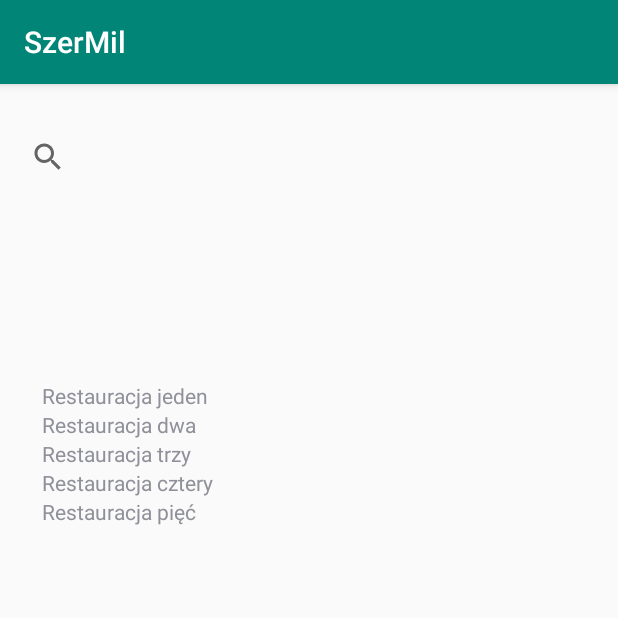
After one commit to Bast14n/SzerMil, an Android app: the RestaurantSearch screen opened directly, with no data from a screen before it, on a phone screen of 412 x 824 dp, the top half of it. The commit adds this screen. Run offline under Robolectric (Android 15) with nearby library versions, the phone set to English and light mode, and no system bars.

Commit message:
Implemented displaying search box and list of restaurants in RestaurantSearch view

```diff
--- a/app/build.gradle
+++ b/app/build.gradle
@@ -21,7 +21,8 @@ android {
 dependencies {
     implementation fileTree(dir: 'libs', include: ['*.jar'])
     implementation 'com.android.support:appcompat-v7:28.0.0'
-    implementation 'com.google.firebase:firebase-core:16.0.1'
+    implementation 'com.google.firebase:firebase-core:16.0.8'
+    implementation 'com.google.firebase:firebase-database:16.1.0'
     implementation 'com.android.support.constraint:constraint-layout:1.1.3'
     testImplementation 'junit:junit:4.12'
     androidTestImplementation 'com.android.support.test:runner:1.0.2'
--- a/app/src/main/AndroidManifest.xml
+++ b/app/src/main/AndroidManifest.xml
@@ -9,6 +9,7 @@
         android:roundIcon="@mipmap/ic_launcher_round"
         android:supportsRtl="true"
         android:theme="@style/AppTheme">
+        <activity android:name=".restaurant_search.RestaurantSearch"></activity>
         <activity android:name=".MainActivity">
             <intent-filter>
                 <action android:name="android.intent.action.MAIN" />
--- a/app/src/main/java/com/example/szermil/MainActivity.java
+++ b/app/src/main/java/com/example/szermil/MainActivity.java
@@ -1,7 +1,12 @@
 package com.example.szermil;
 
+import android.content.Intent;
+import android.os.Bundle;
 import android.support.v7.app.AppCompatActivity;
-import android.os.Bundle;
+import android.view.View;
+import android.widget.Button;
+
+import com.example.szermil.restaurant_search.RestaurantSearch;
 
 public class MainActivity extends AppCompatActivity {
 
@@ -9,5 +14,30 @@ public class MainActivity extends AppCompatActivity {
     protected void onCreate(Bundle savedInstanceState) {
         super.onCreate(savedInstanceState);
         setContentView(R.layout.activity_main);
+        Button button = findViewById(R.id.testButton);
+        button.setOnClickListener(new View.OnClickListener() {
+            @Override
+            public void onClick(View v) {
+                Intent intent = new Intent(getApplicationContext(), RestaurantSearch.class);
+                startActivity(intent);
+            }
+        });
+
+/*        button.setOnClickListener(new View.OnClickListener() {
+            @Override
+            public void onClick(View v) {
+                DatabaseReference mDatabase = FirebaseDatabase.getInstance().getReference("szermil");
+                User user = new User("Marian", "marian@gmail.com");
+                mDatabase.child("users").child("id1").setValue(user);
+
+                //                myRef.setValue("Hello, World!");
+
+//                String restaurantId = myRef.push().getKey();
+//                Restaurant restaurant = new Restaurant("Testowa restauracja u abdula");
+//                myRef.child(restaurantId).setValue(restaurant);
+            }
+        });*/
     }
+
+
 }
--- /dev/null
+++ b/app/src/main/java/com/example/szermil/restaurant_search/RestaurantSearch.java
@@ -0,0 +1,37 @@
+package com.example.szermil.restaurant_search;
+
+import android.os.Bundle;
+import android.support.v7.app.AppCompatActivity;
+import android.view.View;
+import android.widget.LinearLayout;
+import android.widget.TextView;
+
+import com.example.szermil.R;
+import com.example.szermil.restaurant_search.service.RestaurantService;
+import com.example.szermil.restaurant_search.service.impl.RestaurantServiceImpl;
+import com.example.szermil.restaurant_search.service.model.Restaurant;
+
+import java.util.List;
+
+public class RestaurantSearch extends AppCompatActivity {
+    private RestaurantService restaurantService = new RestaurantServiceImpl();
+
+    @Override
+    protected void onCreate(Bundle savedInstanceState) {
+        super.onCreate(savedInstanceState);
+        setContentView(R.layout.activity_restaurant_search);
+        LinearLayout linearLayout = findViewById(R.id.restaurantsScrollViewLinearLayout);
+        List<Restaurant> restaurants = restaurantService.getAllRestaurants();
+        for (final Restaurant restaurant : restaurants) {
+            TextView textView = new TextView(getApplicationContext());
+            textView.setText(restaurant.getName());
+            textView.setOnClickListener(new View.OnClickListener() {
+                @Override
+                public void onClick(View v) {
+                    System.out.println("Kliknieto przycisk o id: " + restaurant.getId());
+                }
+            });
+            linearLayout.addView(textView);
+        }
+    }
+}
--- /dev/null
+++ b/app/src/main/java/com/example/szermil/restaurant_search/service/RestaurantService.java
@@ -0,0 +1,9 @@
+package com.example.szermil.restaurant_search.service;
+
+import com.example.szermil.restaurant_search.service.model.Restaurant;
+
+import java.util.List;
+
+public interface RestaurantService {
+    List<Restaurant> getAllRestaurants();
+}
--- /dev/null
+++ b/app/src/main/java/com/example/szermil/restaurant_search/service/impl/RestaurantServiceImpl.java
@@ -0,0 +1,21 @@
+package com.example.szermil.restaurant_search.service.impl;
+
+import com.example.szermil.restaurant_search.service.RestaurantService;
+import com.example.szermil.restaurant_search.service.model.Restaurant;
+
+import java.util.Arrays;
+import java.util.List;
+
+public class RestaurantServiceImpl implements RestaurantService {
+
+    @Override
+    public List<Restaurant> getAllRestaurants() {
+        return Arrays.asList(
+                new Restaurant(1, "Restauracja jeden"),
+                new Restaurant(1, "Restauracja dwa"),
+                new Restaurant(1, "Restauracja trzy"),
+                new Restaurant(1, "Restauracja cztery"),
+                new Restaurant(1, "Restauracja pięć")
+        );
+    }
+}
--- /dev/null
+++ b/app/src/main/java/com/example/szermil/restaurant_search/service/model/Restaurant.java
@@ -0,0 +1,27 @@
+package com.example.szermil.restaurant_search.service.model;
+
+public class Restaurant {
+    private long id;
+    private String name;
+
+    public Restaurant(long id, String name) {
+        this.id = id;
+        this.name = name;
+    }
+
+    public long getId() {
+        return id;
+    }
+
+    public void setId(long id) {
+        this.id = id;
+    }
+
+    public String getName() {
+        return name;
+    }
+
+    public void setName(String name) {
+        this.name = name;
+    }
+}
--- a/app/src/main/res/layout/activity_main.xml
+++ b/app/src/main/res/layout/activity_main.xml
@@ -15,4 +15,11 @@
         app:layout_constraintRight_toRightOf="parent"
         app:layout_constraintTop_toTopOf="parent" />
 
+    <Button
+        android:id="@+id/testButton"
+        android:layout_width="wrap_content"
+        android:layout_height="wrap_content"
+        android:text="Button"
+        tools:layout_editor_absoluteX="168dp"
+        tools:layout_editor_absoluteY="440dp" />
 </android.support.constraint.ConstraintLayout>
--- /dev/null
+++ b/app/src/main/res/layout/activity_restaurant_search.xml
@@ -0,0 +1,52 @@
+<?xml version="1.0" encoding="utf-8"?>
+<android.support.constraint.ConstraintLayout xmlns:android="http://schemas.android.com/apk/res/android"
+    xmlns:app="http://schemas.android.com/apk/res-auto"
+    xmlns:tools="http://schemas.android.com/tools"
+    android:layout_width="match_parent"
+    android:layout_height="match_parent"
+    tools:context=".restaurant_search.RestaurantSearch">
+
+    <SearchView
+        android:id="@+id/restaurantsSearchView"
+        android:layout_width="393dp"
+        android:layout_height="79dp"
+        android:layout_marginStart="8dp"
+        android:layout_marginTop="8dp"
+        android:layout_marginEnd="16dp"
+        android:layout_marginBottom="8dp"
+        android:tooltipText="@string/restaurant_searchview_text"
+        app:layout_constraintBottom_toTopOf="@+id/restaurantsScrollView"
+        app:layout_constraintEnd_toEndOf="parent"
+        app:layout_constraintHorizontal_bias="0.0"
+        app:layout_constraintStart_toStartOf="parent"
+        app:layout_constraintTop_toTopOf="parent"
+        app:layout_constraintVertical_bias="0.012" />
+
+    <ScrollView
+        android:id="@+id/restaurantsScrollView"
+        android:layout_width="395dp"
+        android:layout_height="620dp"
+        android:layout_marginStart="8dp"
+        android:layout_marginEnd="8dp"
+        android:layout_marginBottom="16dp"
+        app:layout_constraintBottom_toBottomOf="parent"
+        app:layout_constraintEnd_toEndOf="parent"
+        app:layout_constraintHorizontal_bias="0.0"
+        app:layout_constraintStart_toStartOf="parent">
+
+        <LinearLayout
+            android:layout_width="match_parent"
+            android:layout_height="wrap_content"
+            android:orientation="vertical" />
+    </ScrollView>
+
+    <LinearLayout
+        android:id="@+id/restaurantsScrollViewLinearLayout"
+        android:layout_width="356dp"
+        android:layout_height="488dp"
+        android:orientation="vertical"
+        app:layout_constraintBottom_toBottomOf="@+id/restaurantsScrollView"
+        app:layout_constraintEnd_toEndOf="@+id/restaurantsScrollView"
+        app:layout_constraintStart_toStartOf="@+id/restaurantsScrollView"
+        app:layout_constraintTop_toTopOf="@+id/restaurantsScrollView"></LinearLayout>
+</android.support.constraint.ConstraintLayout>
```
